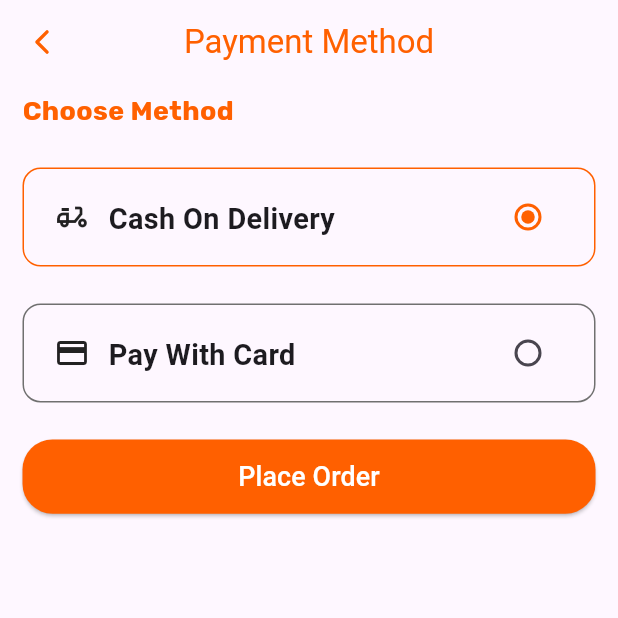
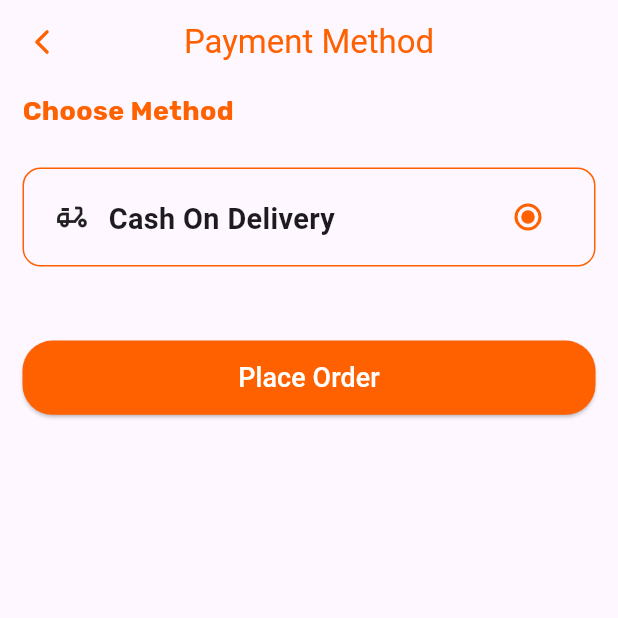
Before and after one commit to kripesh82/MobileApplicationDevelopment, a Flutter app: the PaymentScreen screen opened directly, on a phone screen of 412 x 824 dp, the top half of it. Run offline on Flutter 3.47's test engine with Material 3 defaults, Android fonts, the light colour scheme and no system bars; our stand-ins replace animated_splash_screen, babstrap_settings_screen, bottom_navy_bar, cached_network_image, cloud_firestore, firebase_auth and 16 more; missing offline and left inert: simple_fontellico_progress_dialog; accounts and stored records are empty.

Commit message:
UI changes

```diff
--- a/lib/view/Checkout Screens/payment_screen.dart
+++ b/lib/view/Checkout Screens/payment_screen.dart
@@ -99,46 +99,6 @@ class _PaymentScreenState extends State<PaymentScreen> {
                     ),
                   )),
               SizedBox(height: 3.h),
-              Container(
-                  height: 8.h,
-                  width: 100.w,
-                  decoration: BoxDecoration(
-                    borderRadius: BorderRadius.circular(12),
-                    border: Border.all(
-                        color:
-                            _value == 2 ? AppColors.orange : AppColors.darkGrey,
-                        width: 1),
-                  ),
-                  child: Padding(
-                    padding: const EdgeInsets.only(
-                        top: 20, right: 20, left: 20, bottom: 20),
-                    child: Row(
-                      mainAxisAlignment: MainAxisAlignment.start,
-                      children: [
-                        const Icon(Icons.payment_outlined),
-                        SizedBox(width: 3.w),
-                        Text(
-                          'Pay With Card',
-                          style: TextStyle(
-                            fontSize: 14.sp,
-                            fontWeight: FontWeight.bold,
-                          ),
-                        ),
-                        const Spacer(),
-                        Radio(
-                          value: 2,
-                          groupValue: _value,
-                          activeColor: AppColors.orange,
-                          onChanged: (value) {
-                            setState(() {
-                              _value = value;
-                            });
-                            controller.toggelAddCrad();
-                          },
-                        ),
-                      ],
-                    ),
-                  )),
               SizedBox(height: 3.h),
               filledButton(
                 height: 6.h,
```
